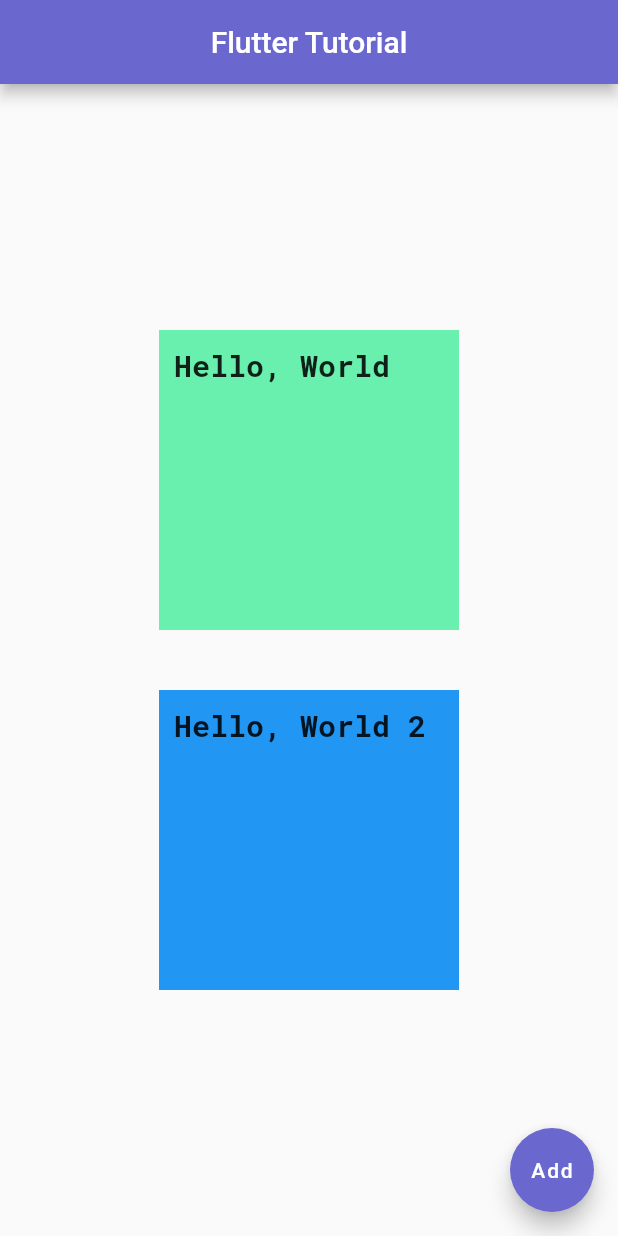
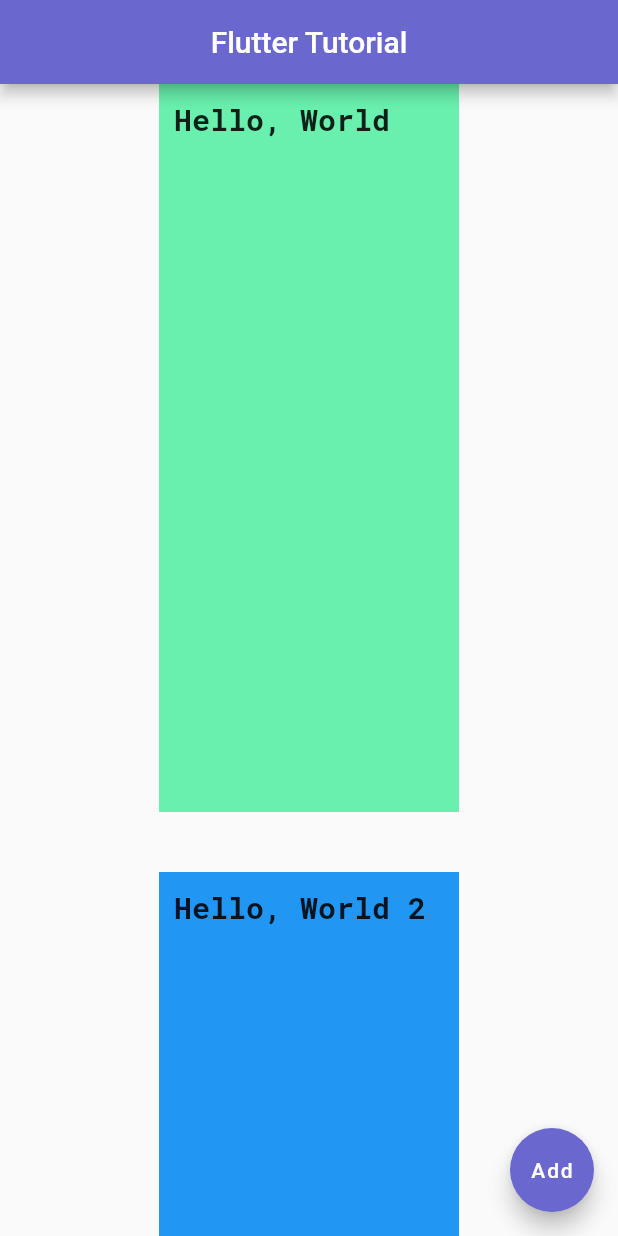
Before and after one commit to AbdullohBahromjonov/Flutter-tutorial, a Flutter app: the screen it shows after launch, on a phone screen of 412 x 824 dp. Run offline on Flutter 3.47's test engine with Material 2 defaults, Android fonts, the phone set to English and light mode, and no system bars.

Commit message:
Expanded Widget

```diff
--- a/lib/main.dart
+++ b/lib/main.dart
@@ -23,13 +23,18 @@ class FlutterTutorialApp extends StatelessWidget {
           child: Column(
             mainAxisAlignment: MainAxisAlignment.center,
             children: const [
-              CustomContainer("Hello, World", 20, Colors.greenAccent),
+              Expanded(
+                flex: 2,
+                child: CustomContainer("Hello, World", 20, Colors.greenAccent),
+              ),
 
               SizedBox(
                 height: 40,
               ),
 
-              CustomContainer("Hello, World 2", 20, Colors.blue),
+              Expanded(
+                child: CustomContainer("Hello, World 2", 20, Colors.blue),
+              ),
             ],
           ),
         ),
```
